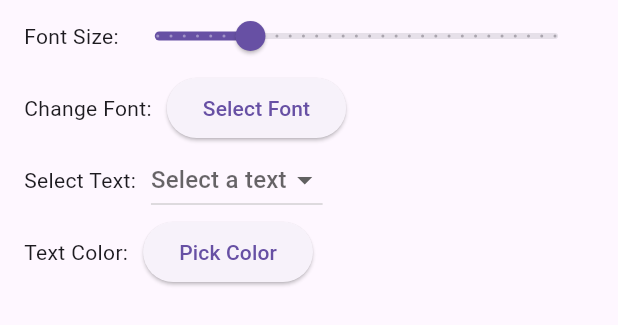
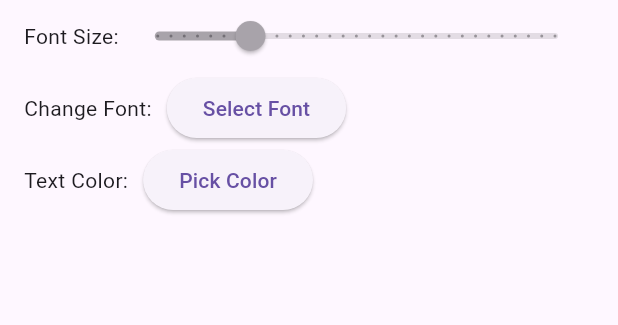
Before and after one commit to trick4u/text_behind_image, a Flutter app: the OpacityControlsWidget widget shown alone on an empty page, opened directly, on a phone screen of 412 x 824 dp. Shown: the top 325 px of the screen. Run offline on Flutter 3.47's test engine with Material 3 defaults, Android fonts, the phone set to English and light mode, and no system bars; our stand-ins replace flutter_colorpicker, get, google_fonts, image_picker, permission_handler; missing offline and left inert: image_background_remover, image_gallery_saver_plus.

Commit message:
dialogbox-font update

```diff
--- a/lib/controller/font_controller.dart
+++ b/lib/controller/font_controller.dart
@@ -77,8 +77,9 @@ class FontController extends GetxController {
     return fontSizes[index] ?? defaultFontSize;
   }
 
+
   // Get TextStyle for a given font
-  TextStyle getFontStyle(String fontName, {double fontSize = 20}) {
+  TextStyle getFontStyle(String fontName, {double fontSize = 30}) {
     switch (fontName) {
       case 'Open Sans':
         return GoogleFonts.openSans(fontSize: fontSize, color: Colors.white);
--- a/lib/models/text_model.dart
+++ b/lib/models/text_model.dart
@@ -9,15 +9,18 @@ class TextData {
   final RxDouble yPos;
   final RxString font;
   final Rx<Color> color; // Add this
+   final RxDouble fontSize;
   TextData({
     required String initialText,
     required double initialX,
     required double initialY,
     String initialFont = 'Roboto',
     Color initialColor = Colors.white, // Add default color
+     double initialFontSize = 30.0,
   })  : text = initialText.obs,
         xPos = initialX.obs,
         yPos = initialY.obs,
         font = initialFont.obs,
-        color = initialColor.obs; // Initialize color
+        color = initialColor.obs, // Initialize color
+        fontSize = initialFontSize.obs; // Initialize fontSize
 }
--- a/lib/widgets/opacity_controls.dart
+++ b/lib/widgets/opacity_controls.dart
@@ -20,23 +20,39 @@ class OpacityControlsWidget extends StatelessWidget {
       padding: const EdgeInsets.symmetric(horizontal: 16.0),
       child: Column(
         children: [
-          Row(
+          Obx(() => Row(
                 children: [
                   const Text("Font Size:"),
                   Expanded(
-                child: Obx(
-                  () => Slider(
-                    value: controller.fontSize.value,
-                    onChanged: controller.updateFontSize,
+                    child: Slider(
+                      value: controller.selectedTextIndex.value >= 0 &&
+                              controller.selectedTextIndex.value <
+                                  controller.textWidgets.length
+                          ? controller
+                              .textWidgets[controller.selectedTextIndex.value]
+                              .fontSize
+                              .value
+                          : 30.0,
+                      onChanged: controller.selectedTextIndex.value >= 0
+                          ? controller.updateFontSize
+                          : null,
                       min: 10.0,
                       max: 100.0,
                       divisions: 30,
-                    label: controller.fontSize.value.round().toString(),
-                  ),
+                      label: controller.selectedTextIndex.value >= 0 &&
+                              controller.selectedTextIndex.value <
+                                  controller.textWidgets.length
+                          ? controller
+                              .textWidgets[controller.selectedTextIndex.value]
+                              .fontSize
+                              .value
+                              .round()
+                              .toString()
+                          : '30',
                     ),
                   ),
                 ],
-          ),
+              )),
           Row(
             children: [
               const Text("Change Font:"),
@@ -71,7 +87,8 @@ class OpacityControlsWidget extends StatelessWidget {
                                     ),
                                     const SizedBox(height: 10),
                                     Obx(() {
-                                      final textData = controller.textWidgets.isNotEmpty
+                                      final textData = controller
+                                              .textWidgets.isNotEmpty
                                           ? controller.textWidgets[0]
                                           : null;
                                       return Text(
@@ -79,8 +96,17 @@ class OpacityControlsWidget extends StatelessWidget {
                                             ? 'Sample Text'
                                             : textData!.text.value,
                                         style: fontController.getFontStyle(
-                                          textData?.font.value ?? fontController.defaultFont,
-                                          fontSize: controller.fontSize.value,
+                                          textData?.font.value ??
+                                              fontController.defaultFont,
+                                          fontSize: controller
+                                                  .selectedTextIndex.value >=
+                                              0
+                                              ? controller
+                                                  .textWidgets[controller
+                                                      .selectedTextIndex.value]
+                                                  .fontSize
+                                                  .value
+                                              : 30.0,
                                         ),
                                       );
                                     }),
@@ -91,22 +117,29 @@ class OpacityControlsWidget extends StatelessWidget {
                                 child: ListView.builder(
                                   itemCount: fontController.availableFonts.length,
                                   itemBuilder: (context, fontIndex) {
-                                    final font = fontController.availableFonts[fontIndex];
+                                    final font =
+                                        fontController.availableFonts[fontIndex];
                                     return ListTile(
                                       title: Text(
                                         controller.textWidgets.isNotEmpty
-                                            ? controller.textWidgets[0].text.value.isEmpty
+                                            ? controller.textWidgets[0].text
+                                                    .value.isEmpty
                                                 ? 'Sample Text'
-                                                : controller.textWidgets[0].text.value
+                                                : controller
+                                                    .textWidgets[0].text.value
                                             : 'Sample Text',
                                         style: fontController.getFontStyle(
                                           font,
+                                          fontSize:  30.0,
                                         ),
                                       ),
                                       onTap: () {
-                                        for (var i = 0; i < controller.textWidgets.length; i++) {
+                                        for (var i = 0;
+                                            i < controller.textWidgets.length;
+                                            i++) {
                                           fontController.setSelectedFont(i, font);
-                                          controller.textWidgets[i].font.value = font;
+                                          controller.textWidgets[i].font.value =
+                                              font;
                                         }
                                         Navigator.pop(context);
                                       },
@@ -138,43 +171,16 @@ class OpacityControlsWidget extends StatelessWidget {
           ),
           Row(
             children: [
-              const Text("Select Text:"),
-              const SizedBox(width: 10),
-              Obx(
-                () => DropdownButton<int>(
-                  value: controller.selectedTextIndex.value >= 0 &&
-                          controller.selectedTextIndex.value < controller.textWidgets.length
-                      ? controller.selectedTextIndex.value
-                      : null,
-                  hint: const Text("Select a text"),
-                  items: controller.textWidgets.asMap().entries.map((entry) {
-                    final index = entry.key;
-                    final textData = entry.value;
-                    return DropdownMenuItem<int>(
-                      value: index,
-                      child: Text(
-                        textData.text.value.isEmpty ? "Text ${index + 1}" : textData.text.value,
-                        overflow: TextOverflow.ellipsis,
-                      ),
-                    );
-                  }).toList(),
-                  onChanged: (value) {
-                    if (value != null) {
-                      controller.selectedTextIndex.value = value;
-                    }
-                  },
-                ),
-              ),
-            ],
-          ),
-          Row(
-            children: [
               const Text("Text Color:"),
               const SizedBox(width: 10),
               ElevatedButton(
                 onPressed: () {
-                  if (controller.textWidgets.isNotEmpty && controller.selectedTextIndex.value >= 0) {
-                    selectedColor.value = controller.textWidgets[controller.selectedTextIndex.value].color.value;
+                  if (controller.textWidgets.isNotEmpty &&
+                      controller.selectedTextIndex.value >= 0) {
+                    selectedColor.value = controller
+                        .textWidgets[controller.selectedTextIndex.value]
+                        .color
+                        .value;
                     showDialog(
                       context: context,
                       builder: (context) => AlertDialog(
@@ -184,8 +190,10 @@ class OpacityControlsWidget extends StatelessWidget {
                             pickerColor: selectedColor.value,
                             onColorChanged: (color) {
                               selectedColor.value = color;
-                              // Update color for the selected text widget only
-                              controller.textWidgets[controller.selectedTextIndex.value].color.value = color;
+                              controller
+                                  .textWidgets[controller.selectedTextIndex.value]
+                                  .color
+                                  .value = color;
                             },
                             showLabel: true,
                             pickerAreaHeightPercent: 0.8,
```
Also changed, not shown: lib/controller/image_segmentation_controller.dart (+4 -5 lines), lib/widgets/movable_text_widget.dart (+37 -20 lines), 3 other files. Lines whose indentation alone changed are shown as unchanged.
